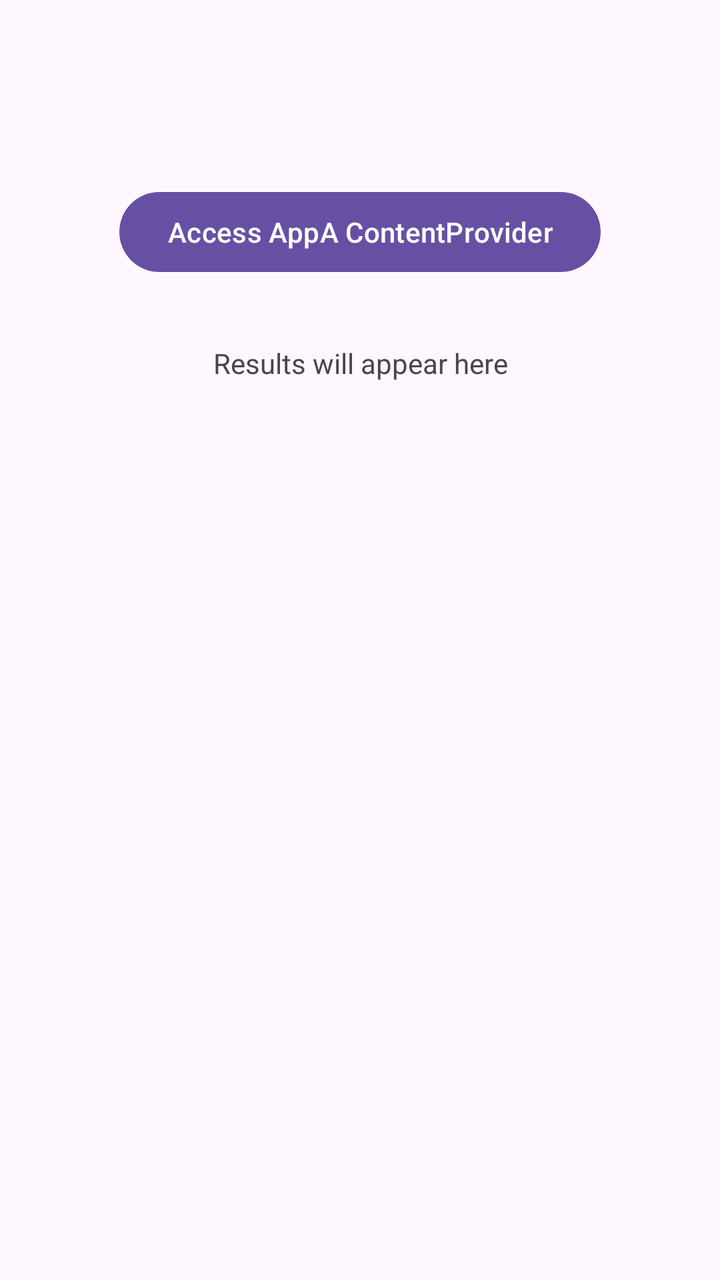
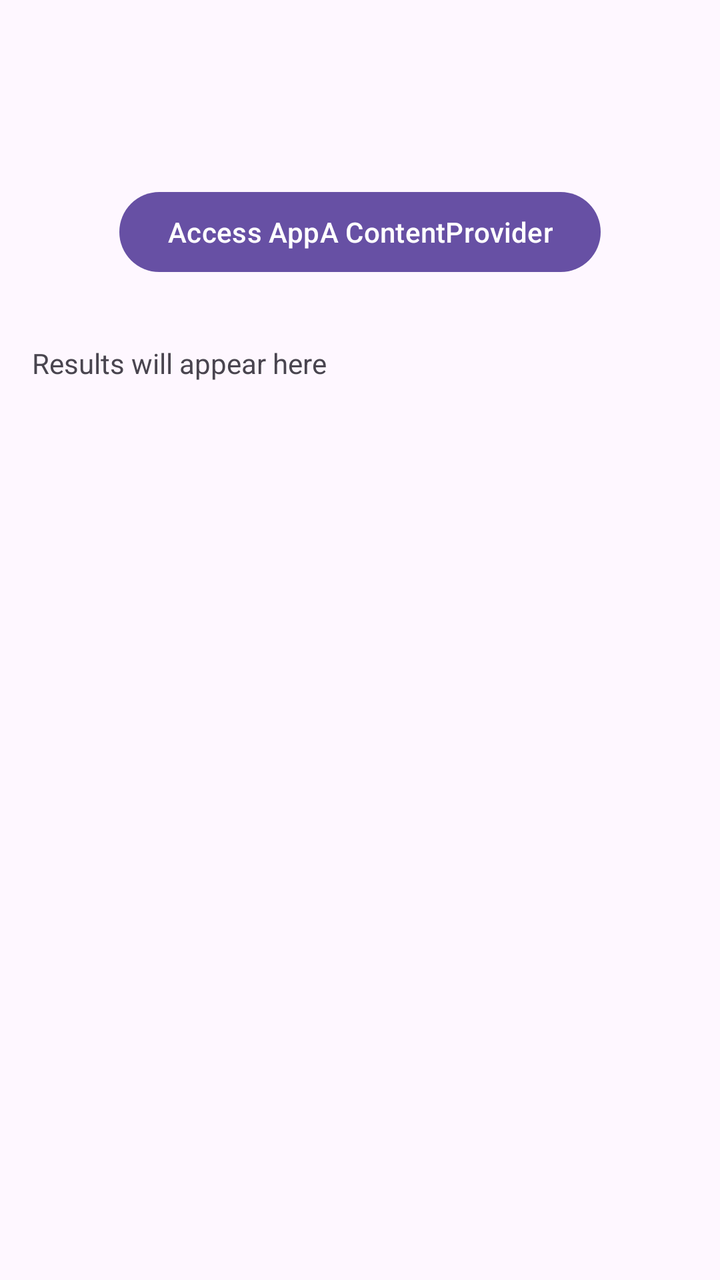

Compare the two renders of this Android layout. The source of the first and the diff that turns it into the second are given below.
<!-- AndroidManifest.xml: application theme Theme.FileTransferDemo -->
<!-- res/layout/activity_main.xml -->
<?xml version="1.0" encoding="utf-8"?>
<androidx.constraintlayout.widget.ConstraintLayout xmlns:android="http://schemas.android.com/apk/res/android"
    xmlns:app="http://schemas.android.com/apk/res-auto"
    xmlns:tools="http://schemas.android.com/tools"
    android:id="@+id/main"
    android:layout_width="match_parent"
    android:layout_height="match_parent"
    tools:context=".MainActivity">

    <Button
        android:id="@+id/button"
        android:layout_width="wrap_content"
        android:layout_height="wrap_content"
        android:layout_marginBottom="500dp"
        android:text="Access AppA ContentProvider"
        app:layout_constraintBottom_toBottomOf="parent"
        app:layout_constraintEnd_toEndOf="parent"
        app:layout_constraintStart_toStartOf="parent" />

    <TextView
        android:id="@+id/resultTextView"
        android:layout_width="0dp"
        android:layout_height="wrap_content"
        android:layout_marginTop="16dp"
        android:padding="16dp"
        android:text="Results will appear here"
        android:textAlignment="center"
        app:layout_constraintEnd_toEndOf="parent"
        app:layout_constraintStart_toStartOf="parent"
        app:layout_constraintTop_toBottomOf="@+id/button" />

</androidx.constraintlayout.widget.ConstraintLayout>
<!-- resources referenced by this layout -->
<resources>
  <style name="Theme.FileTransferDemo" parent="Base.Theme.FileTransferDemo" />
  <style name="Base.Theme.FileTransferDemo" parent="Theme.Material3.DayNight.NoActionBar">
          
          
      </style>
</resources>

<!-- the commit's change to res/layout/activity_main.xml (unified diff, before → after) -->
@@ -17,16 +17,24 @@
         app:layout_constraintEnd_toEndOf="parent"
         app:layout_constraintStart_toStartOf="parent" />
 
-    <TextView
-        android:id="@+id/resultTextView"
+    <ScrollView
+        android:id="@+id/scrollView"
         android:layout_width="0dp"
-        android:layout_height="wrap_content"
+        android:layout_height="0dp"
         android:layout_marginTop="16dp"
-        android:padding="16dp"
-        android:text="Results will appear here"
-        android:textAlignment="center"
+        app:layout_constraintTop_toBottomOf="@+id/button"
+        app:layout_constraintBottom_toBottomOf="parent"
         app:layout_constraintEnd_toEndOf="parent"
-        app:layout_constraintStart_toStartOf="parent"
-        app:layout_constraintTop_toBottomOf="@+id/button" />
+        app:layout_constraintStart_toStartOf="parent">
+
+        <TextView
+            android:id="@+id/resultTextView"
+            android:layout_width="match_parent"
+            android:layout_height="wrap_content"
+            android:padding="16dp"
+            android:text="Results will appear here"
+            android:textAlignment="textStart"
+            android:scrollbars="vertical" />
+    </ScrollView>
 
 </androidx.constraintlayout.widget.ConstraintLayout>
